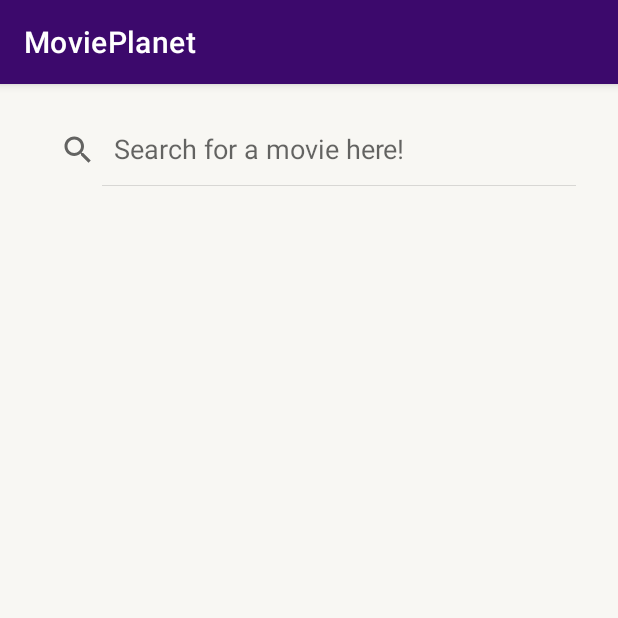
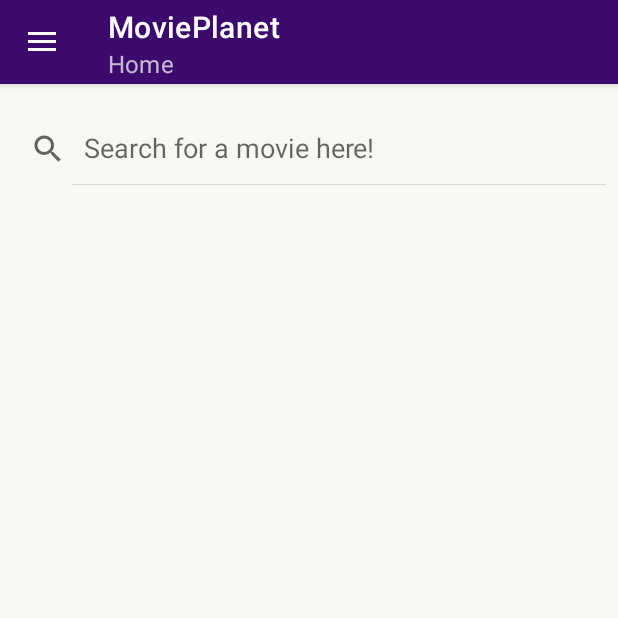
Before and after one commit to lucas-kok/movie-planet-application, an Android app: the screen it shows after launch (SearchActivity), in the side drawer, after a tap on "Search", on a phone screen of 412 x 824 dp, the top half of it. Run offline under Robolectric (Android 15) with nearby library versions, the phone set to English and light mode, and no system bars; our stand-ins replace Room's generated code.

Commit message:
Added side-navigation to SearchActivity

```diff
--- a/app/src/main/AndroidManifest.xml
+++ b/app/src/main/AndroidManifest.xml
@@ -14,6 +14,7 @@
         android:theme="@style/Theme.MoviePlanet">
         <activity
             android:name=".presentation.SearchActivity"
+            android:theme="@style/Theme.MoviePlanet.NoActionBar"
             android:exported="false" />
         <activity
             android:name=".presentation.MovieViewActivity"
--- a/app/src/main/java/com/pekict/movieplanet/domain/movie/Movie.java
+++ b/app/src/main/java/com/pekict/movieplanet/domain/movie/Movie.java
@@ -31,7 +31,9 @@ public class Movie implements Parcelable {
             return new Movie[size];
         }
     };
-    @PrimaryKey
+    @PrimaryKey(autoGenerate = true)
+    private int databaseId;
+
     private final int id;
     private final String original_language;
     private final String original_title;
@@ -67,6 +69,10 @@ public class Movie implements Parcelable {
         popularity = in.readDouble();
         vote_count = in.readInt();
         vote_average = in.readDouble();
+    }
+
+    public int getDatabaseId(){
+        return databaseId;
     }
 
     public int getId() {
@@ -127,6 +133,10 @@ public class Movie implements Parcelable {
         }
 
         return false;
+    }
+
+    public void setDatabaseId(int databaseId) {
+        this.databaseId = databaseId;
     }
 
     public boolean isMatchForFilters(Map<String, String> filterOptions) {
--- a/app/src/main/java/com/pekict/movieplanet/logic/MovieListAdapter.java
+++ b/app/src/main/java/com/pekict/movieplanet/logic/MovieListAdapter.java
@@ -84,9 +84,6 @@ public class MovieListAdapter extends RecyclerView.Adapter<MovieListAdapter.Movi
         }
         holder.mMovieTitleText.setText(mCurrent.getTitle());
         holder.mMovieGenreText.setText(mCurrent.getGenres(mCurrent.getGenre_ids()));
-
-        if (mCurrent.getSmallImageURL() == null) return;
-
     }
 
     @Override
--- a/app/src/main/java/com/pekict/movieplanet/presentation/MainActivity.java
+++ b/app/src/main/java/com/pekict/movieplanet/presentation/MainActivity.java
@@ -83,6 +83,7 @@ public class MainActivity extends AppCompatActivity implements NavigationView.On
         NavigationView navigationView = findViewById(R.id.nav_view);
         navigationView.bringToFront();
         navigationView.setNavigationItemSelectedListener(this);
+        navigationView.getMenu().findItem(R.id.action_home).setChecked(true);
 
         ActionBarDrawerToggle toggle = new ActionBarDrawerToggle(this, mDrawer, toolbar,
                 R.string.navigation_drawer_open, R.string.navigation_drawer_close);
@@ -189,7 +190,7 @@ public class MainActivity extends AppCompatActivity implements NavigationView.On
         mFilterOptionsManager.setFilterMenuUI(popupView);
     }
 
-    // Function that's called when filter-menu is created
+    // Function that's called when filter-menu is created?
     @Override
     public boolean onCreateOptionsMenu(Menu menu) {
         getMenuInflater().inflate(R.menu.menu_bar, menu);
@@ -209,8 +210,6 @@ public class MainActivity extends AppCompatActivity implements NavigationView.On
     // Function that's called when item in side-menu is clicked
     @Override
     public boolean onNavigationItemSelected(@NonNull MenuItem item) {
-        Log.e(TAG_NAME, item.getItemId() + "Clicked op menu");
-
         switch (item.getItemId()) {
             case R.id.action_search:
                 Intent intent = new Intent(getApplicationContext(), SearchActivity.class);
--- a/app/src/main/java/com/pekict/movieplanet/presentation/MovieViewActivity.java
+++ b/app/src/main/java/com/pekict/movieplanet/presentation/MovieViewActivity.java
@@ -152,8 +152,7 @@ public class MovieViewActivity extends AppCompatActivity {
             actionBar.setSubtitle(movieTitle);
 
             if (imageURL.equals("https://image.tmdb.org/t/p/w500null")) {
-                movieImage.setImageResource(R.mipmap.ic_launcher);
-                // Todo: Change to basic image
+                movieImage.setImageResource(R.drawable.placeholder);
             } else {
                 Picasso.get().load(imageURL).into(movieImage);
             }
--- a/app/src/main/java/com/pekict/movieplanet/presentation/SearchActivity.java
+++ b/app/src/main/java/com/pekict/movieplanet/presentation/SearchActivity.java
@@ -1,7 +1,12 @@
 package com.pekict.movieplanet.presentation;
 
+import androidx.annotation.NonNull;
 import androidx.appcompat.app.ActionBar;
+import androidx.appcompat.app.ActionBarDrawerToggle;
 import androidx.appcompat.app.AppCompatActivity;
+import androidx.appcompat.widget.Toolbar;
+import androidx.core.view.GravityCompat;
+import androidx.drawerlayout.widget.DrawerLayout;
 import androidx.lifecycle.Observer;
 import androidx.lifecycle.ViewModelProviders;
 import androidx.recyclerview.widget.GridLayoutManager;
@@ -9,25 +14,30 @@ import androidx.recyclerview.widget.LinearLayoutManager;
 import androidx.recyclerview.widget.RecyclerView;
 
 import android.content.Context;
+import android.content.Intent;
 import android.content.res.Configuration;
 import android.net.ConnectivityManager;
 import android.net.NetworkInfo;
 import android.os.Bundle;
 import android.util.Log;
+import android.view.Menu;
 import android.view.MenuItem;
 import android.view.View;
 import android.widget.SearchView;
 import android.widget.TextView;
 
+import com.google.android.material.navigation.NavigationView;
 import com.pekict.movieplanet.R;
 import com.pekict.movieplanet.domain.movie.Movie;
 import com.pekict.movieplanet.logic.MovieListAdapter;
 import com.pekict.movieplanet.presentation.viewmodels.MovieViewModel;
 
-public class SearchActivity extends AppCompatActivity {
+public class SearchActivity extends AppCompatActivity implements NavigationView.OnNavigationItemSelectedListener {
     private static final String TAG_NAME = SearchActivity.class.getSimpleName();
 
     private MovieViewModel mMovieViewModel;
+
+    private DrawerLayout mDrawer;
 
     private TextView mNoNetworkText;
     private TextView mNoResultsText;
@@ -40,6 +50,21 @@ public class SearchActivity extends AppCompatActivity {
     protected void onCreate(Bundle savedInstanceState) {
         super.onCreate(savedInstanceState);
         setContentView(R.layout.activity_search);
+
+        Toolbar toolbar = findViewById(R.id.toolbar);
+        toolbar.setSubtitle(getResources().getString(R.string.label_app_home));
+        setSupportActionBar(toolbar);
+
+        mDrawer = findViewById(R.id.drawer_layout);
+        NavigationView navigationView = findViewById(R.id.nav_view);
+        navigationView.bringToFront();
+        navigationView.setNavigationItemSelectedListener(this);
+        navigationView.getMenu().findItem(R.id.action_search).setChecked(true);
+
+        ActionBarDrawerToggle toggle = new ActionBarDrawerToggle(this, mDrawer, toolbar,
+                R.string.navigation_drawer_open, R.string.navigation_drawer_close);
+        mDrawer.addDrawerListener(toggle);
+        toggle.syncState();
 
         mMovieViewModel = ViewModelProviders.of(this).get(MovieViewModel.class);
         mMovieViewModel.getSearchedMovies().observe(this, movies -> {
@@ -101,12 +126,20 @@ public class SearchActivity extends AppCompatActivity {
         return activeNetworkInfo != null && activeNetworkInfo.isConnected();
     }
 
-    public boolean onOptionsItemSelected(MenuItem item) {
-        if (item.getItemId() == android.R.id.home) {
-            onBackPressed();
-            return true;
+    // Function that's called when item in side-menu is clicked
+    @Override
+    public boolean onNavigationItemSelected(@NonNull MenuItem item) {
+        switch (item.getItemId()) {
+            case R.id.action_home:
+                Intent intent = new Intent(getApplicationContext(), MainActivity.class);
+                startActivity(intent);
+                break;
+            case R.id.action_share:
+                // Todo: Share
+                break;
         }
 
-        return super.onOptionsItemSelected(item);
+        mDrawer.closeDrawer(GravityCompat.START);
+        return true;
     }
 }
--- a/app/src/main/java/com/pekict/movieplanet/storage/movie/MovieDatabase.java
+++ b/app/src/main/java/com/pekict/movieplanet/storage/movie/MovieDatabase.java
@@ -10,7 +10,7 @@ import androidx.room.TypeConverters;
 import com.pekict.movieplanet.domain.movie.Movie;
 import com.pekict.movieplanet.logic.Converters;
 
-@Database(entities = Movie.class, version = 3)
+@Database(entities = Movie.class, version = 4)
 @TypeConverters(Converters.class)
 public abstract class MovieDatabase extends RoomDatabase {
     private static MovieDatabase instance;
--- a/app/src/main/res/layout/activity_search.xml
+++ b/app/src/main/res/layout/activity_search.xml
@@ -1,12 +1,53 @@
 <?xml version="1.0" encoding="utf-8"?>
-<LinearLayout xmlns:android="http://schemas.android.com/apk/res/android"
+<androidx.drawerlayout.widget.DrawerLayout xmlns:android="http://schemas.android.com/apk/res/android"
+    xmlns:app="http://schemas.android.com/apk/res-auto"
     xmlns:tools="http://schemas.android.com/tools"
+    android:id="@+id/drawer_layout"
     android:layout_width="match_parent"
     android:layout_height="match_parent"
     android:orientation="vertical"
-    android:padding="20dp"
     android:background="@color/color_secondary"
-    tools:context=".presentation.SearchActivity">
+    tools:context=".presentation.SearchActivity"
+    tools:openDrawer="start">
+
+    <LinearLayout
+        android:id="@+id/linearLayout"
+        android:layout_width="match_parent"
+        android:layout_height="match_parent"
+        android:orientation="vertical"
+        android:visibility="visible">
+
+        <androidx.appcompat.widget.Toolbar
+            android:id="@+id/toolbar"
+            android:layout_width="match_parent"
+            android:layout_height="?attr/actionBarSize"
+            android:background="@color/color_primary"
+            android:elevation="4dp"
+            android:theme="@style/ThemeOverlay.AppCompat.Dark.ActionBar"
+            app:popupTheme="@style/ThemeOverlay.AppCompat.Light"
+            tools:targetApi="lollipop">
+
+        </androidx.appcompat.widget.Toolbar>
+
+        <FrameLayout
+            android:id="@+id/fragment_container"
+            android:layout_width="match_parent"
+            android:layout_height="match_parent" />
+
+    </LinearLayout>
+
+    <com.google.android.material.navigation.NavigationView
+        android:id="@+id/nav_view"
+        android:layout_width="wrap_content"
+        android:layout_height="match_parent"
+        android:layout_gravity="start"
+        app:headerLayout="@layout/nav_header_main"
+        app:menu="@menu/menu_main" />
+
+    <androidx.constraintlayout.widget.ConstraintLayout
+        android:layout_width="match_parent"
+        android:layout_height="match_parent"
+        android:layout_marginTop="75dp">
 
         <SearchView
             android:id="@+id/sv_search"
@@ -14,9 +55,9 @@
             android:layout_height="wrap_content"
             android:iconifiedByDefault="false"
             android:queryHint="@string/label_sv_search_hint"
-        >
-
-    </SearchView>
+            app:layout_constraintEnd_toEndOf="parent"
+            app:layout_constraintStart_toStartOf="parent"
+            app:layout_constraintTop_toTopOf="parent" />
 
         <TextView
             android:id="@+id/tv_search_no_network"
@@ -26,7 +67,10 @@
             android:text="@string/label_tv_search_no_network"
             android:textSize="28sp"
             android:textStyle="bold"
-        android:visibility="gone" />
+            android:visibility="gone"
+            app:layout_constraintEnd_toEndOf="@+id/sv_search"
+            app:layout_constraintStart_toStartOf="parent"
+            app:layout_constraintTop_toTopOf="parent" />
 
         <TextView
             android:id="@+id/tv_search_no_results"
@@ -36,13 +80,19 @@
             android:text="@string/label_tv_search_no_results"
             android:textSize="28sp"
             android:textStyle="bold"
-        android:visibility="gone" />
+            android:visibility="gone"
+            app:layout_constraintEnd_toEndOf="@+id/sv_search"
+            app:layout_constraintStart_toStartOf="parent"
+            app:layout_constraintTop_toTopOf="parent" />
 
         <androidx.recyclerview.widget.RecyclerView
             android:id="@+id/recyclerview_search"
             android:layout_width="match_parent"
             android:layout_height="match_parent"
-        android:layout_marginTop="20dp" >
+            app:layout_constraintEnd_toEndOf="parent"
+            app:layout_constraintStart_toStartOf="parent"
+            app:layout_constraintTop_toTopOf="parent" />
 
-    </androidx.recyclerview.widget.RecyclerView>
-</LinearLayout>
+    </androidx.constraintlayout.widget.ConstraintLayout>
+
+</androidx.drawerlayout.widget.DrawerLayout>
```
Lines whose indentation alone changed are shown as unchanged.
